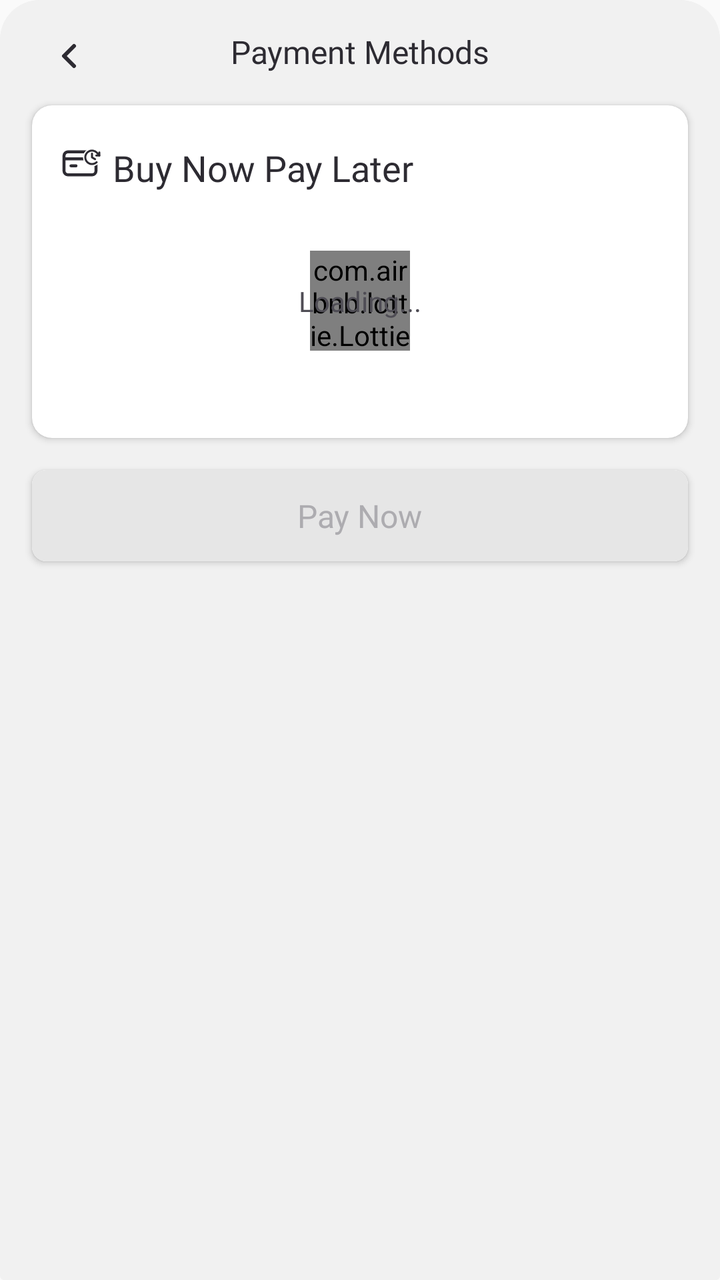
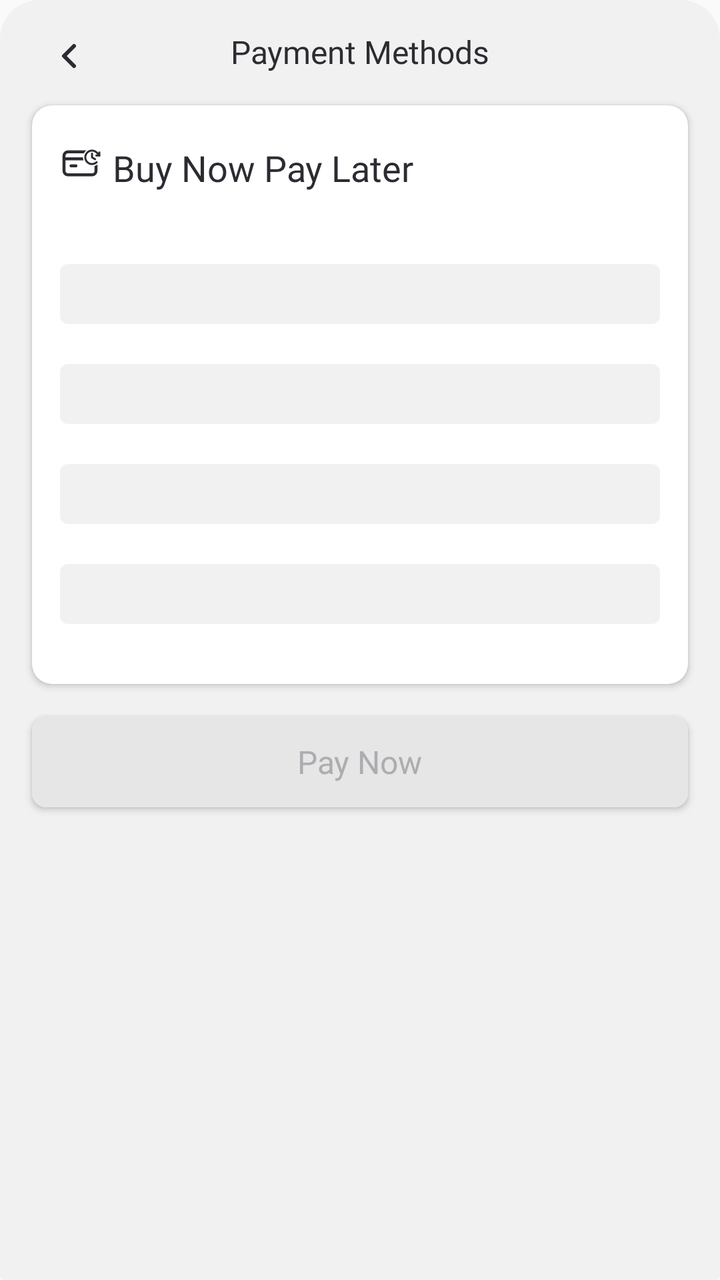

Before-and-after screenshots of an Android layout around one commit, followed by the original layout XML and the change that was made.
<!-- AndroidManifest.xml: application theme AppTheme -->
<!-- res/layout/fragment_bnpl_bottom_sheet.xml -->
<?xml version="1.0" encoding="utf-8"?>
<androidx.coordinatorlayout.widget.CoordinatorLayout xmlns:android="http://schemas.android.com/apk/res/android"
    xmlns:app="http://schemas.android.com/apk/res-auto"
    xmlns:tools="http://schemas.android.com/tools"
    android:layout_width="match_parent"
    android:layout_height="wrap_content"
    android:background="@drawable/bottom_sheet_bg">

    <FrameLayout
        android:id="@+id/bnplFrameLayout"
        android:layout_width="match_parent"
        android:layout_height="wrap_content">

        <androidx.constraintlayout.widget.ConstraintLayout
            android:id="@+id/constraintLayout123"
            android:layout_width="match_parent"
            android:layout_height="wrap_content"
            android:background="@drawable/bottom_sheet_bg"
            app:layout_anchorGravity="center">

            <TextView
                android:id="@+id/textView"
                android:layout_width="wrap_content"
                android:layout_height="wrap_content"
                android:layout_marginTop="15dp"
                android:fontFamily="@font/poppins_bold"
                android:text="Payment Methods"
                android:textColor="#2D2B32"
                android:textSize="16sp"
                app:layout_constraintEnd_toEndOf="parent"
                app:layout_constraintStart_toStartOf="parent"
                app:layout_constraintTop_toTopOf="parent" />

            <LinearLayout
                android:id="@+id/backButton"
                android:layout_width="36dp"
                android:layout_height="36dp"
                android:layout_marginStart="16dp"
                android:layout_marginTop="10dp"
                android:gravity="center"
                android:orientation="vertical"
                app:layout_constraintStart_toStartOf="parent"
                app:layout_constraintTop_toTopOf="parent">

                <ImageView
                    android:layout_width="match_parent"
                    android:layout_height="wrap_content"
                    android:src="@drawable/chevron_left" />
            </LinearLayout>

            <androidx.cardview.widget.CardView
                android:id="@+id/cardView"
                android:layout_width="match_parent"
                android:layout_height="wrap_content"
                android:layout_marginStart="16dp"
                android:layout_marginTop="16dp"
                android:layout_marginEnd="16dp"
                app:cardBackgroundColor="@android:color/white"
                app:cardCornerRadius="10dp"
                app:layout_constraintEnd_toEndOf="parent"
                app:layout_constraintStart_toStartOf="parent"
                app:layout_constraintTop_toBottomOf="@+id/textView">

                <androidx.constraintlayout.widget.ConstraintLayout
                    android:layout_width="match_parent"
                    android:layout_height="wrap_content"
                    android:paddingStart="14dp"
                    android:paddingTop="19dp"
                    android:paddingEnd="14dp"
                    android:paddingBottom="30dp">

                <ImageView
                    android:id="@+id/imageView"
                    android:layout_width="wrap_content"
                    android:layout_height="wrap_content"
                    android:src="@drawable/ic_bnpl"
                    app:layout_constraintStart_toStartOf="parent"
                    app:layout_constraintTop_toTopOf="parent" />

                <TextView
                    android:id="@+id/checkingTextView"
                    android:layout_width="wrap_content"
                    android:layout_height="wrap_content"
                    android:layout_marginStart="5dp"
                    android:layout_marginTop="4dp"
                    android:fontFamily="@font/poppins_bold"
                    android:gravity="center"
                    android:text="Buy Now Pay Later"
                    android:textColor="#2D2B32"
                    android:textSize="18sp"
                    app:layout_constraintBottom_toBottomOf="@+id/imageView"
                    app:layout_constraintStart_toEndOf="@+id/imageView"
                    app:layout_constraintTop_toTopOf="@+id/imageView" />

                    <androidx.core.widget.NestedScrollView
                        android:id="@+id/nestedScrollView"
                        android:layout_width="match_parent"
                        android:layout_height="wrap_content"
                        android:layout_marginTop="16dp"
                        app:layout_constraintEnd_toEndOf="parent"
                        app:layout_constraintStart_toStartOf="@+id/imageView"
                        app:layout_constraintTop_toBottomOf="@+id/checkingTextView">

                        <androidx.constraintlayout.widget.ConstraintLayout
                            android:layout_width="match_parent"
                            android:layout_height="match_parent">

                            <RelativeLayout
                                android:id="@+id/loading_relative_layout"
                                android:layout_width="match_parent"
                                android:layout_height="match_parent"
                                app:layout_constraintBottom_toBottomOf="parent"
                                app:layout_constraintEnd_toEndOf="parent"
                                app:layout_constraintHorizontal_bias="0.0"
                                app:layout_constraintStart_toStartOf="parent">

                                <com.airbnb.lottie.LottieAnimationView
                                    android:id="@+id/boxPayLogoLottieAnimation"
                                    android:layout_width="50dp"
                                    android:layout_height="50dp"
                                    android:layout_centerInParent="true"
                                    app:lottie_autoPlay="true"
                                    app:lottie_fileName="boxpayLogo.json"
                                    app:lottie_loop="true" />
                                <TextView
                                    android:layout_width="wrap_content"
                                    android:layout_height="wrap_content"
                                    android:layout_below="@+id/boxPayLogoLottieAnimation"
                                    android:layout_centerInParent="true"
                                    android:layout_marginTop="8dp"
                                    android:fontFamily="@font/poppins"
                                    android:text="Loading..."
                                    android:textColor="#4F4D55" />
                            </RelativeLayout>

                        </androidx.constraintlayout.widget.ConstraintLayout>

                    </androidx.core.widget.NestedScrollView>

                    <androidx.recyclerview.widget.RecyclerView
                        android:id="@+id/walletsRecyclerView"
                        android:layout_width="match_parent"
                        android:layout_height="wrap_content"
                        android:layout_marginTop="8dp"
                        android:visibility="gone"
                        app:layout_constraintTop_toBottomOf="@+id/checkingTextView"
                        app:layout_constraintEnd_toEndOf="parent"
                        app:layout_constraintStart_toStartOf="parent"
                        app:layout_goneMarginBottom="8dp"
                        tools:itemCount="3"
                        tools:listitem="@layout/wallet_item" />


                </androidx.constraintlayout.widget.ConstraintLayout>
            </androidx.cardview.widget.CardView>

            <androidx.cardview.widget.CardView
                android:id="@+id/proceedButton"
                android:layout_width="match_parent"
                android:layout_height="wrap_content"
                android:layout_marginStart="16dp"
                android:layout_marginTop="16dp"
                android:layout_marginEnd="16dp"
                android:layout_marginBottom="16dp"
                android:clickable="true"
                app:cardCornerRadius="7dp"
                app:layout_constraintBottom_toBottomOf="parent"
                app:layout_constraintEnd_toEndOf="parent"
                app:layout_constraintStart_toStartOf="parent"
                app:layout_constraintTop_toBottomOf="@+id/cardView">

                <RelativeLayout
                    android:id="@+id/proceedButtonRelativeLayout"
                    android:layout_width="match_parent"
                    android:layout_height="wrap_content"
                    android:background="@drawable/disable_button_bg"
                    android:padding="12dp">

                    <ProgressBar
                        android:id="@+id/progressBar"
                        android:layout_width="15dp"
                        android:layout_height="15dp"
                        android:layout_centerInParent="true"
                        android:indeterminateDrawable="@drawable/loader_01"
                        android:rotation="90"
                        android:visibility="gone"/>

                    <TextView
                        android:id="@+id/textView6"
                        android:layout_width="wrap_content"
                        android:layout_height="wrap_content"
                        android:layout_centerInParent="true"
                        android:fontFamily="@font/poppins_semibold"
                        android:text="Pay Now"
                        android:textColor="#ADACB0"
                        android:textSize="16sp" />

                </RelativeLayout>
            </androidx.cardview.widget.CardView>


        </androidx.constraintlayout.widget.ConstraintLayout>


    </FrameLayout>

</androidx.coordinatorlayout.widget.CoordinatorLayout>
<!-- res/layout/wallet_item.xml (included above) -->
<?xml version="1.0" encoding="utf-8"?>
<androidx.cardview.widget.CardView xmlns:android="http://schemas.android.com/apk/res/android"
    xmlns:app="http://schemas.android.com/apk/res-auto"
    android:layout_width="match_parent"
    android:layout_height="wrap_content"
    app:cardCornerRadius="0dp">

    <androidx.constraintlayout.widget.ConstraintLayout
        android:layout_width="match_parent"
        android:layout_height="wrap_content"
        android:background="@drawable/not_rounded_white_bg">

        <ImageView
            android:id="@+id/walletLogo"
            android:layout_width="32dp"
            android:layout_height="32dp"
            android:layout_marginStart="2dp"
            android:layout_marginTop="14dp"
            android:layout_marginBottom="14dp"
            app:layout_constraintBottom_toBottomOf="parent"
            app:layout_constraintStart_toStartOf="parent"
            app:layout_constraintTop_toTopOf="parent"
            app:srcCompat="@drawable/wallet_sample_logo" />

        <ImageView
            android:id="@+id/radioButton"
            android:layout_width="16dp"
            android:layout_height="16dp"
            android:layout_marginEnd="16dp"
            android:background="@drawable/custom_radio_checked"
            app:layout_constraintBottom_toTopOf="@+id/lineView"
            app:layout_constraintEnd_toEndOf="parent"
            app:layout_constraintTop_toTopOf="parent"/>

        <TextView
            android:id="@+id/walletNameTextView"
            android:layout_width="wrap_content"
            android:layout_height="wrap_content"
            android:layout_marginStart="12dp"
            android:fontFamily="@font/poppins"
            android:gravity="center"
            android:textSize="14sp"
            android:text="Wallet Name"
            android:textColor="#7F7D83"
            app:layout_constraintBottom_toBottomOf="@+id/walletLogo"
            app:layout_constraintStart_toEndOf="@+id/walletLogo"
            app:layout_constraintTop_toTopOf="@+id/walletLogo" />

        <View
            android:layout_width="match_parent"
            android:layout_height="1dp"
            android:id="@+id/lineView"
            android:background="#DBDBDB"
            app:layout_constraintBottom_toBottomOf="parent"
            app:layout_constraintEnd_toEndOf="parent"
            app:layout_constraintStart_toStartOf="parent" />

    </androidx.constraintlayout.widget.ConstraintLayout>
</androidx.cardview.widget.CardView>
<!-- resources referenced by this layout -->
<resources>
  <!-- drawable bottom_sheet_bg (drawable) -->
  <?xml version="1.0" encoding="utf-8"?>
  <shape xmlns:android="http://schemas.android.com/apk/res/android">
      <solid android:color="#F1F1F1"/>
      <corners android:topLeftRadius="20dp"
          android:topRightRadius="20dp"
          android:bottomLeftRadius="2dp"
          android:bottomRightRadius="2dp"/>
  </shape>
  <!-- drawable chevron_left (drawable) -->
  <vector xmlns:android="http://schemas.android.com/apk/res/android"
      android:width="24dp"
      android:height="24dp"
      android:viewportWidth="24"
      android:viewportHeight="24">
    <path
        android:pathData="M15,17L10,12L15,7"
        android:strokeLineJoin="round"
        android:strokeWidth="2"
        android:fillColor="#00000000"
        android:strokeColor="#2D2B32"
        android:strokeLineCap="round"/>
  </vector>
  <!-- drawable custom_radio_checked (drawable) -->
  <layer-list xmlns:android="http://schemas.android.com/apk/res/android">
      <item>
          <shape android:shape="oval">
              <solid android:color="#0D8EFF" />
              <size android:width="15dp" android:height="15dp" />
          </shape>
      </item>
      <item android:gravity="center">
          <shape android:shape="oval">
              <solid android:color="@android:color/white" />
              <size android:width="7dp" android:height="7dp" />
          </shape>
      </item>
  </layer-list>
  <!-- drawable disable_button_bg (drawable) -->
  <?xml version="1.0" encoding="utf-8"?>
  <shape xmlns:android="http://schemas.android.com/apk/res/android">
      <solid android:color="#E6E6E6"/>
      <corners android:radius="7dp"/>
  </shape>
  <!-- drawable loader_01 (drawable) -->
  <vector xmlns:android="http://schemas.android.com/apk/res/android"
      android:width="20dp"
      android:height="20dp"
      android:viewportWidth="20"
      android:viewportHeight="20">
    <path
        android:pathData="M10,5.929V2.5M10,17.5V14.071M14.071,10H17.5M2.5,10H5.929M12.879,7.121L15.304,4.697M4.696,15.303L7.121,12.879M12.879,12.879L15.304,15.303M4.696,4.697L7.121,7.121"
        android:strokeLineJoin="round"
        android:strokeWidth="2"
        android:fillColor="#00000000"
        android:strokeColor="#ffffff"
        android:strokeLineCap="round"/>
  </vector>
  <!-- drawable not_rounded_white_bg (drawable) -->
  <?xml version="1.0" encoding="utf-8"?>
  <shape xmlns:android="http://schemas.android.com/apk/res/android">
      <solid android:color="@android:color/white"/>
      <corners android:radius="0dp"/>
  </shape>
  <style name="AppTheme" parent="Theme.AppCompat.Light.NoActionBar" />
  <!-- unchanged entries left out for length: 2 -->
</resources>

<!-- the commit's change to res/layout/fragment_bnpl_bottom_sheet.xml (unified diff, before → after) -->
@@ -105,6 +105,45 @@
                             android:layout_width="match_parent"
                             android:layout_height="match_parent">
 
+                            <LinearLayout
+                                android:id="@+id/recycler_view_shimmer"
+                                android:layout_width="match_parent"
+                                android:layout_height="wrap_content"
+                                android:orientation="vertical"
+                                app:layout_constraintBottom_toBottomOf="parent"
+                                android:visibility="visible">
+
+                                <LinearLayout
+                                    android:layout_width="match_parent"
+                                    android:layout_height="wrap_content"
+                                    android:orientation="vertical">
+
+                                    <View
+                                        android:layout_width="match_parent"
+                                        android:layout_height="30dp"
+                                        android:layout_marginTop="20dp"
+                                        android:background="@drawable/loading_state" />
+
+                                    <View
+                                        android:layout_width="match_parent"
+                                        android:layout_height="30dp"
+                                        android:layout_marginTop="20dp"
+                                        android:background="@drawable/loading_state" />
+
+                                    <View
+                                        android:layout_width="match_parent"
+                                        android:layout_height="30dp"
+                                        android:layout_marginTop="20dp"
+                                        android:background="@drawable/loading_state" />
+
+                                    <View
+                                        android:layout_width="match_parent"
+                                        android:layout_height="30dp"
+                                        android:layout_marginTop="20dp"
+                                        android:background="@drawable/loading_state" />
+                                </LinearLayout>
+                            </LinearLayout>
+
                             <RelativeLayout
                                 android:id="@+id/loading_relative_layout"
                                 android:layout_width="match_parent"
@@ -112,7 +151,8 @@
                                 app:layout_constraintBottom_toBottomOf="parent"
                                 app:layout_constraintEnd_toEndOf="parent"
                                 app:layout_constraintHorizontal_bias="0.0"
-                                app:layout_constraintStart_toStartOf="parent">
+                                app:layout_constraintStart_toStartOf="parent"
+                                android:visibility="gone">
 
                                 <com.airbnb.lottie.LottieAnimationView
                                     android:id="@+id/boxPayLogoLottieAnimation"
<!-- resource entries referenced after the edit -->
@@ -58,6 +58,12 @@
         android:strokeColor="#ffffff"
         android:strokeLineCap="round"/>
   </vector>
+  <!-- drawable loading_state (drawable) -->
+  <?xml version="1.0" encoding="utf-8"?>
+  <shape xmlns:android="http://schemas.android.com/apk/res/android">
+      <solid android:color="#F1F1F1"/>
+      <corners android:radius="4dp"/>
+  </shape>
   <!-- drawable not_rounded_white_bg (drawable) -->
   <?xml version="1.0" encoding="utf-8"?>
   <shape xmlns:android="http://schemas.android.com/apk/res/android">
